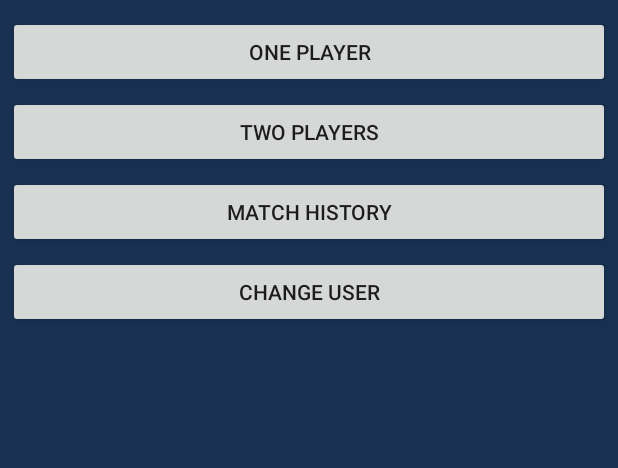
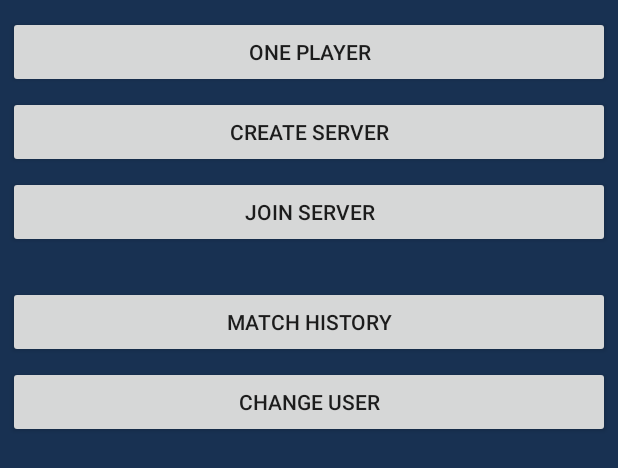
Before and after one commit to danieloliveira117/Android-Battleship, an Android app: the layout activity_main.xml on its own in the app's theme, with its tools: preview values and no code run, on a phone screen of 412 x 824 dp. Shown: the top 468 px of the screen. Run offline under Robolectric (Android 15) with nearby library versions, the phone set to English and light mode, and no system bars.

Commit message:
Change main menu

```diff
--- a/app/src/main/res/layout/activity_main.xml
+++ b/app/src/main/res/layout/activity_main.xml
@@ -16,17 +16,27 @@
         android:text="@string/play_one_player"
         android:paddingTop="10dp"
         android:paddingBottom="10dp"
-        android:onClick="onOnePlayer"/>
+        android:onClick="onOnePlayer" />
 
     <android.support.v7.widget.AppCompatButton
-        android:id="@+id/btn_two_players"
+        android:id="@+id/btn_join_server"
+        android:layout_width="match_parent"
+        android:layout_height="wrap_content"
+        android:layout_marginTop="5dp"
+        android:text="@string/play_create_server"
+        android:paddingTop="10dp"
+        android:paddingBottom="10dp"
+        android:onClick="onJoinServer" />
+
+    <android.support.v7.widget.AppCompatButton
+        android:id="@+id/btn_create_server"
         android:layout_width="match_parent"
         android:layout_height="wrap_content"
         android:paddingTop="10dp"
         android:paddingBottom="10dp"
         android:layout_marginTop="5dp"
-        android:text="@string/play_two_players"
-        android:onClick="onTwoPlayers" />
+        android:text="@string/play_join_server"
+        android:onClick="onCreateServer" />
 
     <android.support.v7.widget.AppCompatButton
         android:id="@+id/btn_match_history"
@@ -34,7 +44,7 @@
         android:layout_height="wrap_content"
         android:paddingTop="5dp"
         android:paddingBottom="5dp"
-        android:layout_marginTop="5dp"
+        android:layout_marginTop="25dp"
         android:text="@string/match_history"
         android:onClick="onMatchHistory" />
 
--- a/app/src/main/res/values/strings.xml
+++ b/app/src/main/res/values/strings.xml
@@ -23,4 +23,6 @@
     <string name="confirm">Confirm</string>
     <string name="invaildposition"></string>
     <string name="shipyard">Shipyard</string>
+    <string name="play_join_server">Join Server</string>
+    <string name="play_create_server">Create Server</string>
 </resources>
```
Also changed, not shown: app/src/main/java/amov/danieloliveira/batalhanaval/GameCommunication.java (+7 -12 lines), app/src/main/java/amov/danieloliveira/batalhanaval/views/GameStartActivity.java (+42 -2 lines), app/src/main/java/amov/danieloliveira/batalhanaval/views/MainActivity.java (+14 -6 lines).
